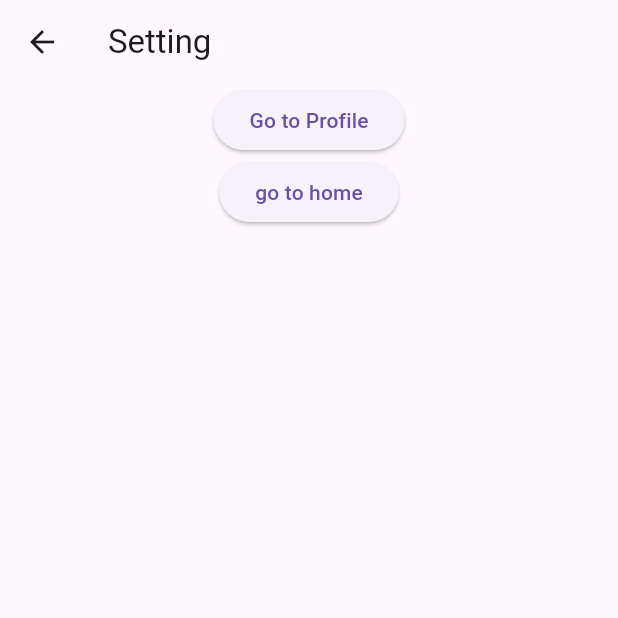
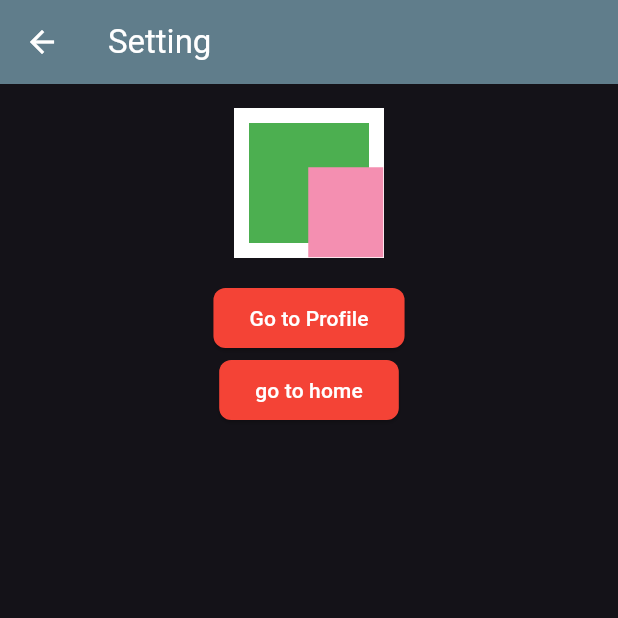
Before and after one commit to saem10/Flutter_2024, a Flutter app: the screen it shows after launch, after a tap on "Go to Setting", on a phone screen of 412 x 824 dp, the top half of it. Run offline on Flutter 3.47's test engine with Material 3 defaults, Android fonts, the phone set to English and light mode, and no system bars.

Commit message:
Navigation Theme, Dark Theme, Light theme

```diff
--- a/lib/main.dart
+++ b/lib/main.dart
@@ -11,12 +11,53 @@ class App extends StatelessWidget {
       debugShowCheckedModeBanner: true,
       title: 'Cheta',
       home: Home(),
+      theme: ThemeData(
+          elevatedButtonTheme: ElevatedButtonThemeData(
+              style: ElevatedButton.styleFrom(
+                  backgroundColor: Colors.red,
+                  foregroundColor: Colors.white,
+                  shape: RoundedRectangleBorder(
+                    borderRadius: BorderRadius.circular(8),
+                  ))),
+          appBarTheme: AppBarTheme(
+              backgroundColor: Colors.blueGrey, foregroundColor: Colors.white),
+          inputDecorationTheme: InputDecorationTheme(
+            border:
+                OutlineInputBorder(borderSide: BorderSide(color: Colors.green)),
+            enabledBorder:
+                OutlineInputBorder(borderSide: BorderSide(color: Colors.green)),
+            focusedBorder:
+                OutlineInputBorder(borderSide: BorderSide(color: Colors.red)),
+          )
+      ),
+      darkTheme: ThemeData(
+        brightness: Brightness.dark,
+          elevatedButtonTheme: ElevatedButtonThemeData(
+              style: ElevatedButton.styleFrom(
+                  backgroundColor: Colors.red,
+                  foregroundColor: Colors.white,
+                  shape: RoundedRectangleBorder(
+                    borderRadius: BorderRadius.circular(8),
+                  ))),
+          appBarTheme: AppBarTheme(
+              backgroundColor: Colors.blueGrey, foregroundColor: Colors.white),
+          inputDecorationTheme: InputDecorationTheme(
+            border:
+            OutlineInputBorder(borderSide: BorderSide(color: Colors.green)),
+            enabledBorder:
+            OutlineInputBorder(borderSide: BorderSide(color: Colors.green)),
+            focusedBorder:
+            OutlineInputBorder(borderSide: BorderSide(color: Colors.red)),
+          )
+      ),
+      themeMode: ThemeMode.dark,
     );
   }
 }
 
 class Home extends StatelessWidget {
   Home({super.key});
+
   @override
   Widget build(BuildContext context) {
     return Scaffold(
@@ -24,25 +65,41 @@ class Home extends StatelessWidget {
         title: Text('Home'),
       ),
       body: Center(
+        child: Padding(
+          padding: EdgeInsets.all(16),
           child: Column(
-          mainAxisAlignment:MainAxisAlignment.center,
+            mainAxisAlignment: MainAxisAlignment.center,
             children: [
+              TextField(),
+              SizedBox(height: 12,),
+              TextField(),
+              SizedBox(height: 12,),
+              TextField(),
+              SizedBox(height: 12,),
+              Container(
+                height: 10,
+              ),
               ElevatedButton(
                   onPressed: () {
-                  Navigator.push(context, MaterialPageRoute(builder: (context) {
+                    Navigator.push(context,
+                        MaterialPageRoute(builder: (context) {
                       return Profile();
                     }));
                   },
                   child: Text('Go to Profile')),
-            Container(height: 10,),
+              SizedBox(
+                height: 10,
+              ),
               ElevatedButton(
                   onPressed: () {
-                  Navigator.push(context, MaterialPageRoute(builder: (context) {
+                    Navigator.push(context,
+                        MaterialPageRoute(builder: (context) {
                       return Setting();
                     }));
                   },
                   child: Text('Go to Setting'))
             ],
+          ),
         ),
       ),
     );
@@ -51,6 +108,7 @@ class Home extends StatelessWidget {
 
 class Profile extends StatelessWidget {
   Profile({super.key});
+
   @override
   Widget build(BuildContext context) {
     return Scaffold(
@@ -60,26 +118,28 @@ class Profile extends StatelessWidget {
       body: Center(
         child: Column(
           children: [
-            ElevatedButton(onPressed: (){
+            ElevatedButton(
+              onPressed: () {
                 Navigator.pop(context);
               },
-                child:Text('Back'),),
+              child: Text('Back'),
+            ),
             ElevatedButton(
                 onPressed: () {
-                  Navigator.push(
-                      context, MaterialPageRoute(builder: (context) => Setting()));
+                  Navigator.push(context,
+                      MaterialPageRoute(builder: (context) => Setting()));
                 },
                 child: Text('Go to Setting')),
           ],
         ),
       ),
-
     );
   }
 }
 
 class Setting extends StatelessWidget {
   Setting({super.key});
+
   @override
   Widget build(BuildContext context) {
     return Scaffold(
@@ -89,17 +149,48 @@ class Setting extends StatelessWidget {
       body: Center(
           child: Column(
         children: [
+
+          SizedBox(height: 16,),
+          Stack(
+            alignment: Alignment.center,
+            children: [
+
+              Container(
+                width: 100,
+                height: 100,
+                color: Colors.white,
+              ),
+              Container(
+                width: 80,
+                height: 80,
+                color: Colors.green,
+              ),
+              Positioned(
+                bottom: .5,
+                right: .5,
+                width: 50,
+                child: Container(
+                  width: 60,
+                  height: 60,
+                  color: Color(0xFFF48FB1),
+                ),
+              ),
+            ],
+          ),
+          SizedBox(height: 16,),
           ElevatedButton(
               onPressed: () {
                 Navigator.pushReplacement(context,
                     MaterialPageRoute(builder: (context) => Profile()));
               },
               child: Text('Go to Profile')),
-
-          ElevatedButton(onPressed: (){
-            Navigator.pushAndRemoveUntil(context,
-                MaterialPageRoute(builder: (context)=>Home()),
-                (predicate)=>false,);
+          ElevatedButton(
+              onPressed: () {
+                Navigator.pushAndRemoveUntil(
+                  context,
+                  MaterialPageRoute(builder: (context) => Home()),
+                  (predicate) => false,
+                );
               },
               child: Text('go to home'))
         ],
```
Lines whose indentation alone changed are shown as unchanged.
